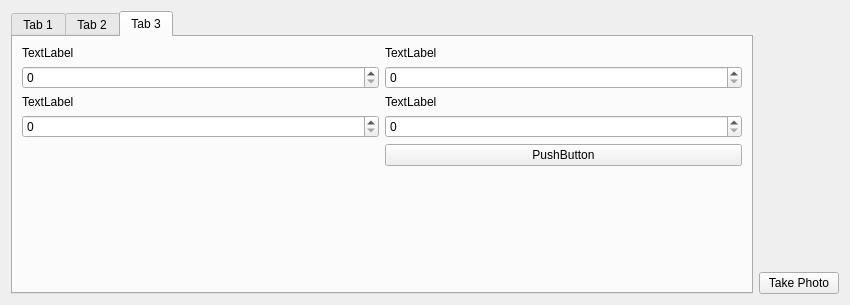
Before: the Qt Designer form View/frontend/UI/camera_button.ui in FranciscoGauna/Microscopy-Program, drawn with Qt 5.
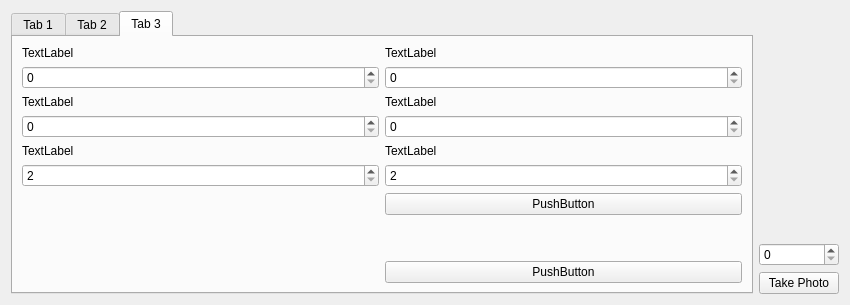
After: the same form once the commit is applied. The open tabs and pages were chosen to show the change.

The edit to the form file:
```diff
--- a/View/frontend/UI/camera_button.ui
+++ b/View/frontend/UI/camera_button.ui
@@ -262,6 +262,20 @@
                </property>
               </widget>
              </item>
+             <item>
+              <widget class="QLabel" name="x_steps_label">
+               <property name="text">
+                <string>TextLabel</string>
+               </property>
+              </widget>
+             </item>
+             <item>
+              <widget class="QSpinBox" name="x_steps_input">
+               <property name="minimum">
+                <number>2</number>
+               </property>
+              </widget>
+             </item>
              <item>
               <spacer name="verticalSpacer_5">
                <property name="orientation">
@@ -307,6 +321,20 @@
                </property>
               </widget>
              </item>
+             <item>
+              <widget class="QLabel" name="y_steps_label">
+               <property name="text">
+                <string>TextLabel</string>
+               </property>
+              </widget>
+             </item>
+             <item>
+              <widget class="QSpinBox" name="y_steps_input">
+               <property name="minimum">
+                <number>2</number>
+               </property>
+              </widget>
+             </item>
              <item>
               <widget class="QPushButton" name="draw_rect_button">
                <property name="text">
@@ -327,6 +355,13 @@
                </property>
               </spacer>
              </item>
+             <item>
+              <widget class="QPushButton" name="add_rect_button">
+               <property name="text">
+                <string>PushButton</string>
+               </property>
+              </widget>
+             </item>
             </layout>
            </item>
           </layout>
@@ -350,6 +385,9 @@
          </property>
         </spacer>
        </item>
+       <item>
+        <widget class="QSpinBox" name="exposure_time_input"/>
+       </item>
        <item>
         <widget class="QPushButton" name="snap_button">
          <property name="text">
```
Left out of the diff: 8 changed lines with no effect on the pictures.
